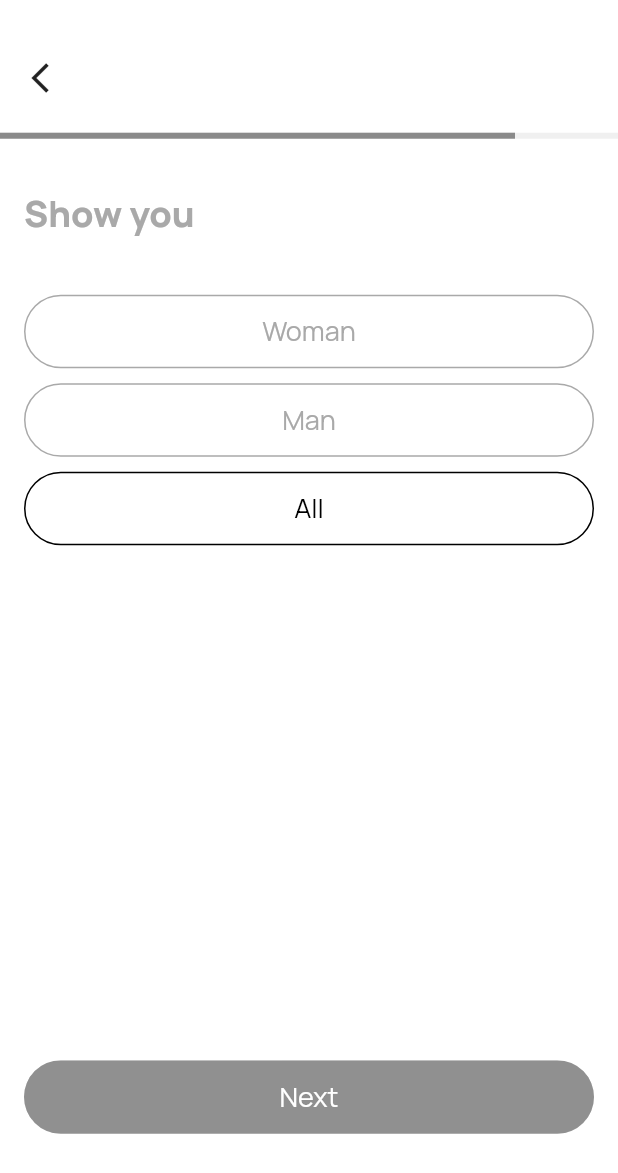
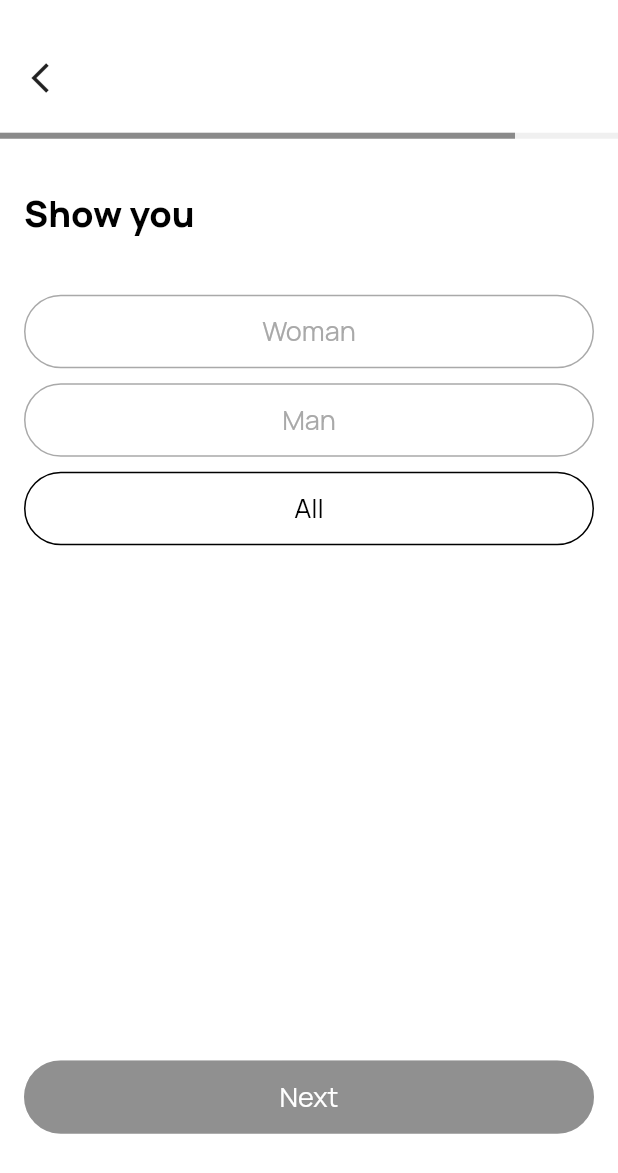
Before and after one commit to sadirov2003/internship-dating-app, a Flutter app: the InfoShowingGenderUser screen opened by its route, on a phone screen of 412 x 824 dp. Shown: the top 1173 px of the screen. Run offline on Flutter 3.47's test engine with Material 2 defaults, Android fonts, the phone set to English and light mode, and no system bars; our stand-ins replace flutter_mobx, flutter_multi_formatter, get_it, mobx, pinput; generated files the repository leaves out were written again.

Commit message:
Added  Mobx

```diff
--- a/lib/src/app_color.dart
+++ b/lib/src/app_color.dart
@@ -1,7 +1,6 @@
 import 'package:flutter/material.dart';
 
 abstract class AppColor {
-  // TODO пенесети все цвета сюда
   static const backgroundColor = Color.fromRGBO(255, 255, 255, 1);
   static const circleButtonColor = Color.fromRGBO(217, 217, 217, 1);
   static const blackColor = Color.fromRGBO(0, 0, 0, 1);
--- a/lib/src/pages/info_showing_gender_page/info_showing_gender_user.dart
+++ b/lib/src/pages/info_showing_gender_page/info_showing_gender_user.dart
@@ -2,15 +2,48 @@ import 'package:flutter/material.dart';
 import 'package:flutter_auth_app/src/app_color.dart';
 import 'package:flutter_auth_app/src/pages/info_showing_gender_page/res.dart';
 import 'package:flutter_auth_app/src/pages/start_page/start_screen.dart';
+import 'package:flutter_auth_app/src/pages/store_page/store_page.dart';
+import 'package:get_it/get_it.dart';
 
 import '../../widgets/button_widget.dart';
 import '../../widgets/left_open_button_widget.dart';
 import '../../widgets/progress_bar_widget.dart';
 
 class InfoShowingGenderUser extends StatelessWidget {
-  const InfoShowingGenderUser({super.key});
+  InfoShowingGenderUser({super.key});
 
   static const routeName = '/showing_gender_user';
+  StorePage storePage = GetIt.instance<StorePage>();
+
+  Widget choiceShowingGenderButton(
+      BuildContext context, String gender, Color color) {
+    return GestureDetector(
+      onTap: () {
+        storePage.showingGender = gender;
+      },
+      child: Container(
+        margin: EdgeInsets.zero,
+        width: MediaQuery.of(context).size.width,
+        height: 49,
+        decoration: BoxDecoration(
+          borderRadius: BorderRadius.circular(25),
+          border: Border.all(
+            color: color,
+          ),
+        ),
+        child: Center(
+          child: Text(
+            gender,
+            style: TextStyle(
+              fontWeight: FontWeight.w400,
+              fontSize: 18,
+              color: color,
+            ),
+          ),
+        ),
+      ),
+    );
+  }
 
   @override
   Widget build(BuildContext context) {
@@ -32,8 +65,9 @@ class InfoShowingGenderUser extends StatelessWidget {
                 ),
                 const SizedBox(height: 24.24),
                 ProgressBarWidget(
-                    progressWidth: width,
-                    width: MediaQuery.of(context).size.width),
+                  progressWidth: width,
+                  width: MediaQuery.of(context).size.width,
+                ),
                 Padding(
                   padding: const EdgeInsets.fromLTRB(16, 33, 16, 16),
                   child: Column(
@@ -42,84 +76,28 @@ class InfoShowingGenderUser extends StatelessWidget {
                       const Text(
                         InfoShowingGenderScreenRes.titleText,
                         style: TextStyle(
-                          color: AppColor.inactiveButtonColor,
+                          color: AppColor.blackColor,
                           fontSize: 24,
                           fontWeight: FontWeight.w800,
                         ),
                       ),
                       const SizedBox(height: 38),
-                      GestureDetector(
-                        onTap: () {},
-                        child: Container(
-                          margin: EdgeInsets.zero,
-                          width: MediaQuery.of(context).size.width,
-                          height: 49,
-                          decoration: BoxDecoration(
-                            borderRadius: BorderRadius.circular(25),
-                            border: Border.all(
-                              color: AppColor.inactiveButtonColor,
-                            ),
-                          ),
-                          child: const Center(
-                            child: Text(
-                              InfoShowingGenderScreenRes.choiceGenderWomanText,
-                              style: TextStyle(
-                                  fontWeight: FontWeight.w400,
-                                  fontSize: 18,
-                                  color: AppColor.inactiveButtonColor),
-                            ),
-                          ),
-                        ),
+                      choiceShowingGenderButton(
+                        context,
+                        InfoShowingGenderScreenRes.choiceGenderWomanText,
+                        AppColor.inactiveButtonColor,
                       ),
                       const SizedBox(height: 10),
-                      GestureDetector(
-                        onTap: () {},
-                        child: Container(
-                          margin: EdgeInsets.zero,
-                          width: MediaQuery.of(context).size.width,
-                          height: 49,
-                          decoration: BoxDecoration(
-                            borderRadius: BorderRadius.circular(25),
-                            border: Border.all(
-                              color: AppColor.inactiveButtonColor,
-                            ),
-                          ),
-                          child: const Center(
-                            child: Text(
-                              InfoShowingGenderScreenRes.choiceGenderManText,
-                              style: TextStyle(
-                                fontWeight: FontWeight.w400,
-                                fontSize: 18,
-                                color: AppColor.inactiveButtonColor,
-                              ),
-                            ),
-                          ),
-                        ),
+                      choiceShowingGenderButton(
+                        context,
+                        InfoShowingGenderScreenRes.choiceGenderManText,
+                        AppColor.inactiveButtonColor,
                       ),
                       const SizedBox(height: 10),
-                      GestureDetector(
-                        onTap: () {},
-                        child: Container(
-                          margin: EdgeInsets.zero,
-                          width: MediaQuery.of(context).size.width,
-                          height: 49,
-                          decoration: BoxDecoration(
-                            borderRadius: BorderRadius.circular(25),
-                            border: Border.all(
-                              color: AppColor.blackColor,
-                            ),
-                          ),
-                          child: const Center(
-                            child: Text(
-                              InfoShowingGenderScreenRes.choiceGenderAllText,
-                              style: TextStyle(
-                                fontWeight: FontWeight.w400,
-                                fontSize: 18,
-                                color: AppColor.blackColor,
-                              ),
-                            ),
-                          ),
-                        ),
+                      choiceShowingGenderButton(
+                        context,
+                        InfoShowingGenderScreenRes.choiceGenderAllText,
+                        AppColor.blackColor,
                       ),
                       SizedBox(
                         height: (MediaQuery.of(context).size.height) / 2.4,
--- a/lib/src/widgets/left_open_button_widget.dart
+++ b/lib/src/widgets/left_open_button_widget.dart
@@ -9,7 +9,7 @@ class LeftOpenButtonWidget extends StatelessWidget {
       onTap: () {
         Navigator.pop(context);
       },
-      child: const Icon(
+      child:  Icon(
         color: Colors.black87,
         Icons.arrow_back_ios_outlined,
       ),
```
Also changed, not shown: lib/main.dart (+10 -7 lines), lib/src/pages/getting_birthday_user_page/getting_birthday_user_screen.dart (+19 -7 lines), lib/src/pages/getting_firstname_user_page/getting_firstname_user_screen.dart (+10 -2 lines), lib/src/pages/getting_nickname_page/getting_nickname_user.dart (+8 -1 lines), lib/src/pages/info_gender_page/info_gender_user.dart (+42 -45 lines), lib/src/pages/sign_in_page/sign_in_screen.dart (+10 -1 lines), lib/src/pages/store_page/store_page.dart (added, +36 -0 lines), lib/src/pages/verification_page/verification_screen.dart (+6 -1 lines), lib/src/widgets/choice_gender_button.dart (added, +42 -0 lines), pubspec.yaml (+8 -0 lines), lib/src/pages/store_page/store_page.g.dart (added), pubspec.lock.
